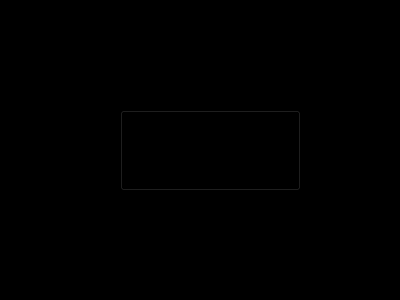
valchulen/GamePi, file GamePi/GamePi/MenuOpciones.ui: the form before one commit.
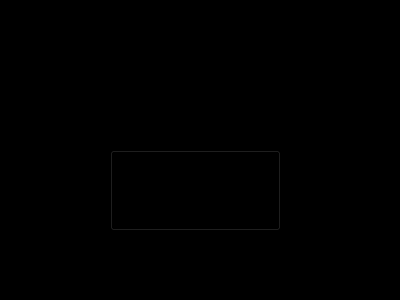
The form after the commit. Icons and pictures are not drawn.

Commit message: menu opciones terminado

The edit to the form file:
```diff
--- a/GamePi/GamePi/MenuOpciones.ui
+++ b/GamePi/GamePi/MenuOpciones.ui
@@ -1,7 +1,7 @@
 <?xml version="1.0" encoding="UTF-8"?>
 <ui version="4.0">
  <class>MenuOpciones</class>
- <widget class="QWidget" name="MenuOpciones">
+ <widget class="QMainWindow" name="MenuOpciones">
   <property name="geometry">
    <rect>
     <x>0</x>
@@ -16,7 +16,8 @@
   <property name="styleSheet">
    <string notr="true">background-color: rgb(0, 0, 0);</string>
   </property>
-  <widget class="QLabel" name="lblOpciones">
+  <widget class="QWidget" name="centralwidget">
+   <widget class="QLabel" name="label">
    <property name="geometry">
     <rect>
      <x>128</x>
@@ -35,9 +36,9 @@
   <widget class="QPushButton" name="btnPantalla">
    <property name="geometry">
     <rect>
-     <x>120</x>
-     <y>110</y>
-     <width>181</width>
+      <x>110</x>
+      <y>150</y>
+      <width>171</width>
      <height>81</height>
     </rect>
    </property>
@@ -47,6 +48,7 @@
    <property name="text">
     <string/>
    </property>
+   </widget>
   </widget>
  </widget>
  <resources/>
```
Left out of the diff: 4 changed lines with no effect on the pictures. Lines whose indentation alone changed are shown as unchanged. The commit also changes 31 other files.
